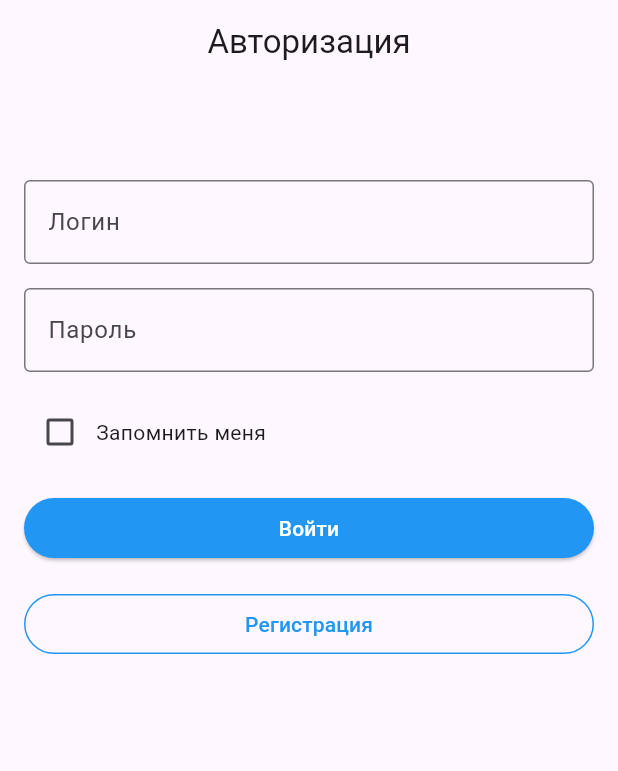
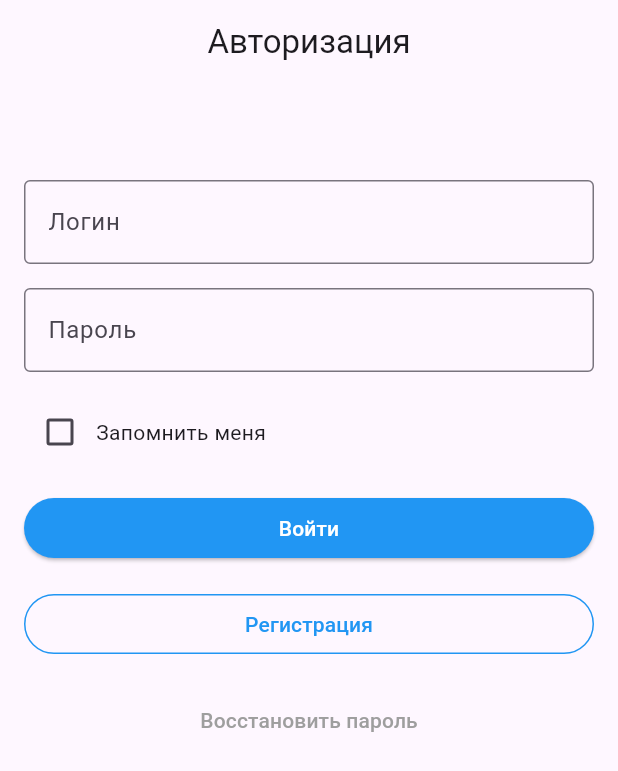
Before and after one commit to sv022/Flutter-101, a Flutter app: the screen it shows after launch, on a phone screen of 412 x 824 dp. Shown: the top 771 px of the screen. Run offline on Flutter 3.47's test engine with Material 3 defaults, Android fonts, the phone set to English and light mode, and no system bars.

Commit message:
Add: restore password button

```diff
--- a/AidStore/lib/main.dart
+++ b/AidStore/lib/main.dart
@@ -100,6 +100,16 @@ class _LoginPageState extends State<LoginPage> {
                 style: TextStyle(color: Colors.blue), // Синий текст
               ),
             ),
+            const SizedBox(height: 16),
+            TextButton(
+              onPressed: () {
+                // Логика для восстановления пароля
+              },
+              child: const Text(
+                'Восстановить пароль',
+                style: TextStyle(color: Colors.grey), // Серый текст
+              ),
+            ),
           ],
         ),
       ),
```
